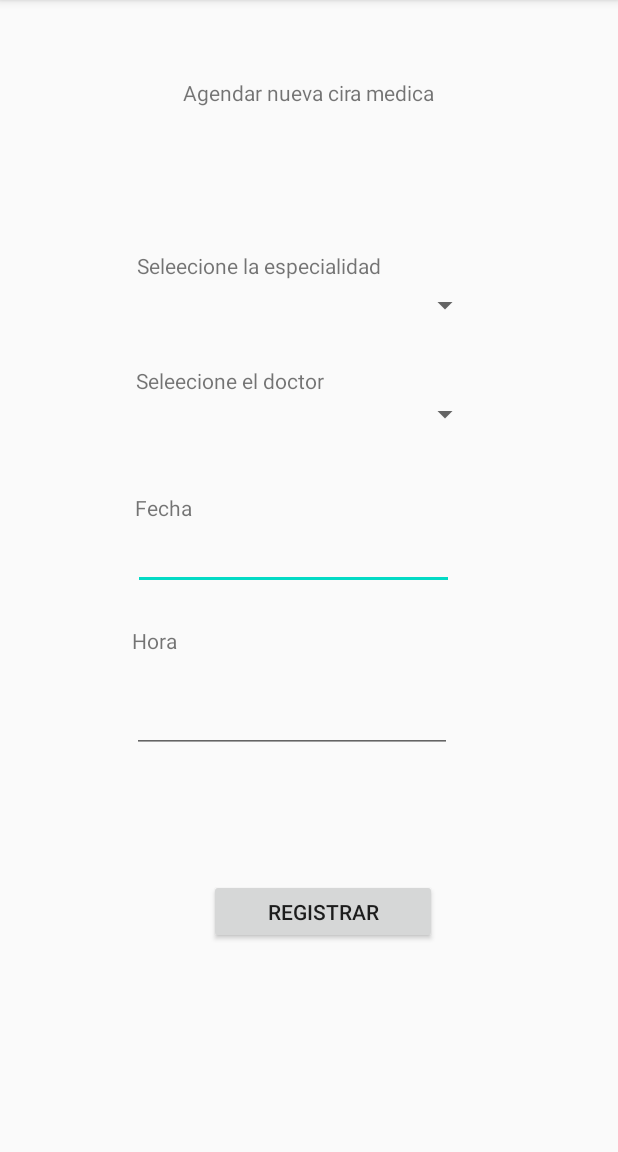
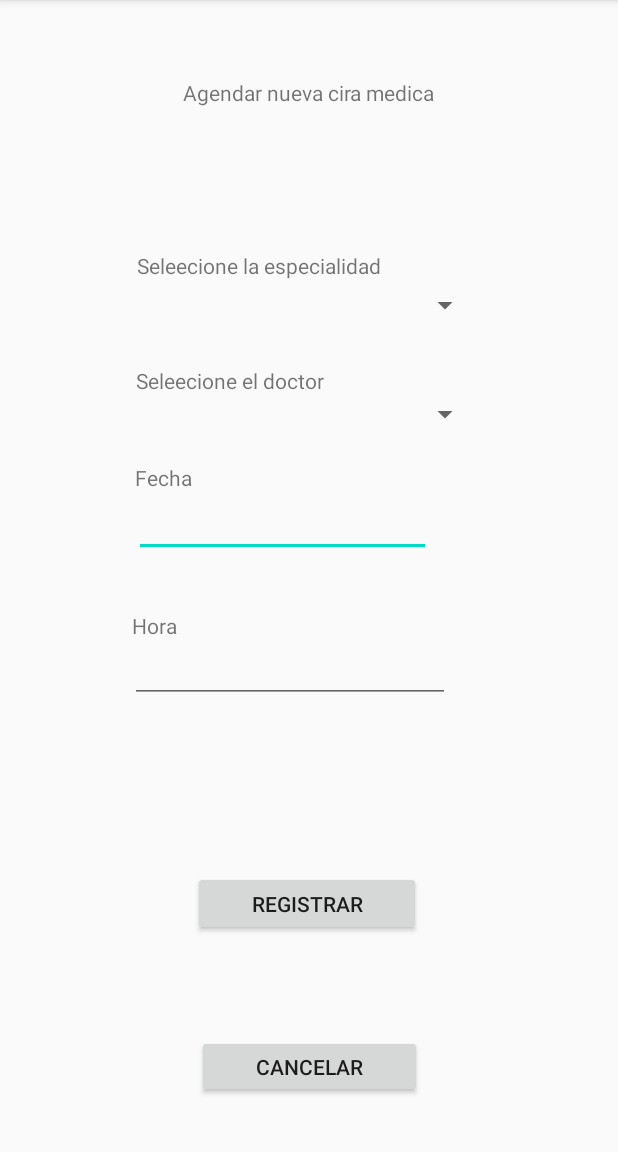
Before and after one commit to fredyp12/visitar-medicas, an Android app: the Create_visita screen opened directly, with no data from a screen before it, on a phone screen of 412 x 824 dp, the part 84-1236 px from its top. Run offline under Robolectric (Android 15) with nearby library versions, the phone set to English and light mode, and no system bars; our stand-ins replace Firebase (no records; nobody signed in at launch, a user with empty details on screens opened directly); 4 statements that could not run were skipped.

Commit message:
add date add patient

```diff
--- a/app/src/main/res/layout/activity_create_visita.xml
+++ b/app/src/main/res/layout/activity_create_visita.xml
@@ -61,54 +61,67 @@
         android:id="@+id/textView34"
         android:layout_width="wrap_content"
         android:layout_height="wrap_content"
-        android:layout_marginTop="40dp"
+        android:layout_marginTop="20dp"
         android:text="Fecha"
         app:layout_constraintEnd_toEndOf="parent"
         app:layout_constraintHorizontal_bias="0.241"
         app:layout_constraintStart_toStartOf="parent"
         app:layout_constraintTop_toBottomOf="@+id/select_doctorP" />
 
-    <EditText
-        android:id="@+id/editTextDate"
-        android:layout_width="214dp"
-        android:layout_height="45dp"
-        android:ems="10"
-        android:inputType="date"
-        app:layout_constraintEnd_toEndOf="parent"
-        app:layout_constraintHorizontal_bias="0.447"
-        app:layout_constraintStart_toStartOf="parent"
-        app:layout_constraintTop_toBottomOf="@+id/textView34" />
-
     <TextView
         android:id="@+id/textView33"
         android:layout_width="wrap_content"
         android:layout_height="wrap_content"
         android:layout_marginStart="88dp"
-        android:layout_marginTop="24dp"
+        android:layout_marginTop="36dp"
         android:text="Hora"
         app:layout_constraintStart_toStartOf="parent"
-        app:layout_constraintTop_toBottomOf="@+id/editTextDate" />
-
-    <EditText
-        android:id="@+id/editTextTime"
-        android:layout_width="wrap_content"
-        android:layout_height="wrap_content"
-        android:layout_marginStart="88dp"
-        android:layout_marginTop="20dp"
-        android:ems="10"
-        android:inputType="time"
-        app:layout_constraintStart_toStartOf="parent"
-        app:layout_constraintTop_toBottomOf="@+id/textView33" />
+        app:layout_constraintTop_toBottomOf="@+id/txtFecha_agendarP" />
 
     <Button
         android:id="@+id/btn_registrar_citaP"
         android:layout_width="152dp"
         android:layout_height="43dp"
-        android:layout_marginTop="84dp"
+        android:layout_marginTop="112dp"
         android:text="Registrar"
         app:layout_constraintEnd_toEndOf="parent"
-        app:layout_constraintHorizontal_bias="0.536"
+        app:layout_constraintHorizontal_bias="0.494"
         app:layout_constraintStart_toStartOf="parent"
-        app:layout_constraintTop_toBottomOf="@+id/editTextTime" />
+        app:layout_constraintTop_toBottomOf="@+id/txtHora_agendarP" />
+
+    <EditText
+        android:id="@+id/txtFecha_agendarP"
+        android:layout_width="198dp"
+        android:layout_height="43dp"
+        android:ems="10"
+        android:inputType="textPersonName"
+        app:layout_constraintEnd_toEndOf="parent"
+        app:layout_constraintHorizontal_bias="0.417"
+        app:layout_constraintStart_toStartOf="parent"
+        app:layout_constraintTop_toBottomOf="@+id/textView34" />
+
+    <EditText
+        android:id="@+id/txtHora_agendarP"
+        android:layout_width="wrap_content"
+        android:layout_height="wrap_content"
+        android:layout_marginTop="52dp"
+        android:ems="10"
+        android:inputType="textPersonName"
+        app:layout_constraintEnd_toEndOf="parent"
+        app:layout_constraintHorizontal_bias="0.437"
+        app:layout_constraintStart_toStartOf="parent"
+        app:layout_constraintTop_toBottomOf="@+id/txtFecha_agendarP" />
+
+    <Button
+        android:id="@+id/btnCancel_agendar_citaP"
+        android:layout_width="150dp"
+        android:layout_height="42dp"
+        android:layout_marginBottom="36dp"
+        android:text="Cancelar"
+        app:layout_constraintBottom_toBottomOf="parent"
+        app:layout_constraintEnd_toEndOf="parent"
+        app:layout_constraintStart_toStartOf="parent"
+        app:layout_constraintTop_toBottomOf="@+id/btn_registrar_citaP"
+        app:layout_constraintVertical_bias="1.0" />
 
 </androidx.constraintlayout.widget.ConstraintLayout>
```
Also changed, not shown: app/src/main/java/com/example/visitas_medicas/Create_visita.java (+131 -25 lines).
